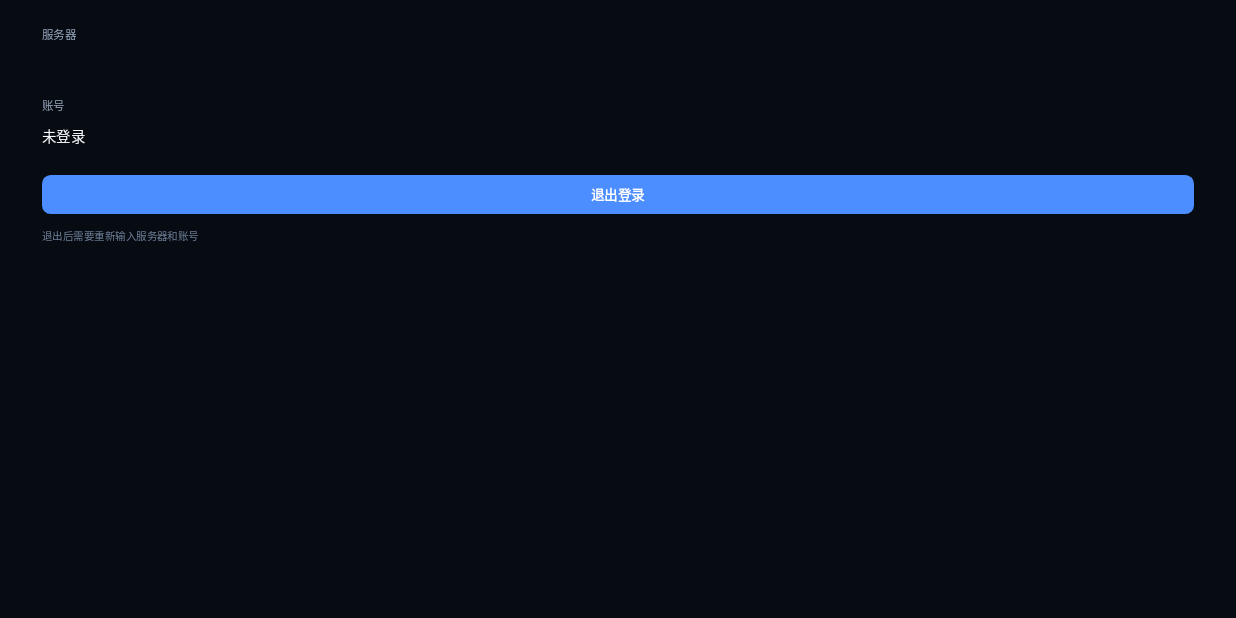
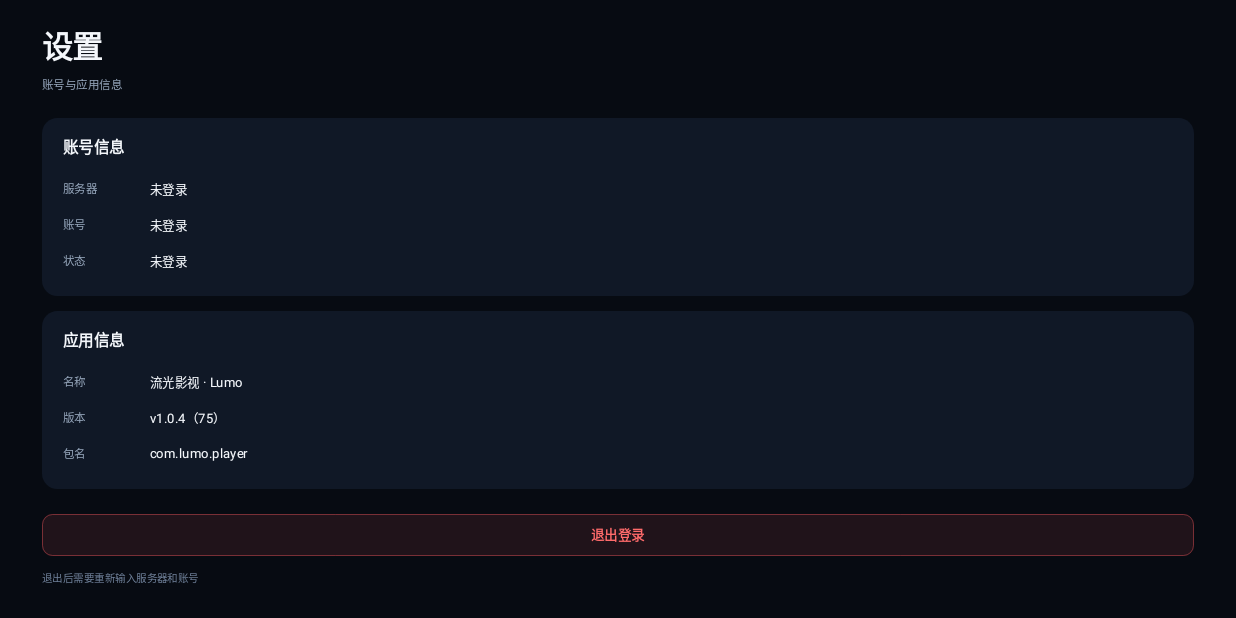
Before and after one commit to YunJian101/Lumo, an Android app built with Jetpack Compose: the composable SettingsScreen called with empty values, on a phone screen of 824 x 412 dp (held sideways). Run offline under Robolectric (Android 15) with nearby library versions, the phone set to English and light mode, and no system bars; pictures from the network do not load.

Commit message:
Redesign settings screen and show version

```diff
--- a/app/build.gradle.kts
+++ b/app/build.gradle.kts
@@ -19,8 +19,8 @@ android {
         applicationId = "com.lumo.player"
         minSdk = 23
         targetSdk = 35
-        versionCode = 74
-        versionName = "1.0.3"
+        versionCode = 75
+        versionName = "1.0.4"
         vectorDrawables.useSupportLibrary = true
         buildConfigField("String", "FN_API_KEY", "\"${localProps.getProperty("fn.apiKey") ?: ""}\"")
         buildConfigField("String", "FN_API_SECRET", "\"${localProps.getProperty("fn.apiSecret") ?: ""}\"")
--- a/app/src/main/java/com/lumo/player/ui/screens/SettingsScreen.kt
+++ b/app/src/main/java/com/lumo/player/ui/screens/SettingsScreen.kt
@@ -1,22 +1,38 @@
 package com.lumo.player.ui.screens
 
 import androidx.compose.foundation.background
+import androidx.compose.foundation.border
+import androidx.compose.foundation.clickable
+import androidx.compose.foundation.focusable
+import androidx.compose.foundation.layout.Arrangement
+import androidx.compose.foundation.layout.Box
 import androidx.compose.foundation.layout.Column
+import androidx.compose.foundation.layout.Row
 import androidx.compose.foundation.layout.Spacer
 import androidx.compose.foundation.layout.fillMaxSize
 import androidx.compose.foundation.layout.fillMaxWidth
 import androidx.compose.foundation.layout.height
 import androidx.compose.foundation.layout.padding
+import androidx.compose.foundation.layout.width
+import androidx.compose.foundation.rememberScrollState
 import androidx.compose.foundation.shape.RoundedCornerShape
+import androidx.compose.foundation.verticalScroll
 import androidx.compose.material3.Text
 import androidx.compose.runtime.Composable
+import androidx.compose.runtime.getValue
+import androidx.compose.runtime.mutableStateOf
+import androidx.compose.runtime.remember
+import androidx.compose.runtime.setValue
+import androidx.compose.ui.Alignment
 import androidx.compose.ui.Modifier
+import androidx.compose.ui.focus.onFocusChanged
 import androidx.compose.ui.graphics.Color
 import androidx.compose.ui.text.font.FontWeight
 import androidx.compose.ui.unit.dp
 import androidx.compose.ui.unit.sp
+import com.lumo.player.BuildConfig
 import com.lumo.player.ui.FnColors
-import com.lumo.player.ui.PrimaryButton
+import com.lumo.player.ui.focusGlow
 
 @Composable
 fun SettingsScreen(
@@ -28,24 +44,86 @@ fun SettingsScreen(
         Modifier
             .fillMaxSize()
             .background(FnColors.Bg)
-            .padding(top = 24.dp),
+            .verticalScroll(rememberScrollState())
+            .padding(horizontal = 43.dp, vertical = 24.dp),
     ) {
-        Column(Modifier.padding(horizontal = 43.dp)) {
-            Text("服务器", color = FnColors.Sub, fontSize = 12.sp)
-            Spacer(Modifier.height(6.dp))
-            Text(host, color = FnColors.Text, fontSize = 15.sp)
-            Spacer(Modifier.height(18.dp))
-            Text("账号", color = FnColors.Sub, fontSize = 12.sp)
-            Spacer(Modifier.height(6.dp))
-            Text(user.ifEmpty { "未登录" }, color = FnColors.Text, fontSize = 15.sp)
-            Spacer(Modifier.height(28.dp))
-            PrimaryButton("退出登录", onLogout, Modifier.fillMaxWidth())
+        Text("设置", color = FnColors.Text, fontSize = 32.sp, fontWeight = FontWeight.ExtraBold)
+        Spacer(Modifier.height(4.dp))
+        Text("账号与应用信息", color = FnColors.Sub, fontSize = 12.sp)
+
+        Spacer(Modifier.height(22.dp))
+        InfoCard(title = "账号信息") {
+            InfoRow("服务器", host.ifEmpty { "未登录" })
+            InfoRow("账号", user.ifEmpty { "未登录" })
+            InfoRow("状态", if (user.isNotEmpty()) "已登录" else "未登录")
+        }
+
+        Spacer(Modifier.height(16.dp))
+        InfoCard(title = "应用信息") {
+            InfoRow("名称", "流光影视 · Lumo")
+            InfoRow("版本", "v${BuildConfig.VERSION_NAME}（${BuildConfig.VERSION_CODE}）")
+            InfoRow("包名", BuildConfig.APPLICATION_ID)
+        }
+
+        Spacer(Modifier.height(26.dp))
+        LogoutButton(onLogout)
         Spacer(Modifier.height(10.dp))
         Text(
             "退出后需要重新输入服务器和账号",
             color = Color(0xFF6F8099),
             fontSize = 11.sp,
         )
+        Spacer(Modifier.height(30.dp))
     }
 }
+
+@Composable
+private fun InfoCard(title: String, content: @Composable () -> Unit) {
+    Column(
+        Modifier
+            .fillMaxWidth()
+            .background(FnColors.Surface, RoundedCornerShape(16.dp))
+            .padding(horizontal = 22.dp, vertical = 18.dp),
+    ) {
+        Text(title, color = FnColors.Text, fontSize = 16.sp, fontWeight = FontWeight.Bold)
+        Spacer(Modifier.height(12.dp))
+        content()
     }
+}
+
+@Composable
+private fun InfoRow(label: String, value: String) {
+    Row(
+        Modifier
+            .fillMaxWidth()
+            .padding(vertical = 6.dp),
+        verticalAlignment = Alignment.CenterVertically,
+    ) {
+        Text(label, color = FnColors.Sub, fontSize = 12.sp, modifier = Modifier.width(90.dp))
+        Text(
+            value,
+            color = FnColors.Text,
+            fontSize = 13.sp,
+            maxLines = 2,
+        )
+    }
+}
+
+@Composable
+private fun LogoutButton(onClick: () -> Unit) {
+    var focused by remember { mutableStateOf(false) }
+    Box(
+        Modifier
+            .fillMaxWidth()
+            .height(44.dp)
+            .focusGlow(focused, 11.dp)
+            .background(Color(0x1AFF5A5F), RoundedCornerShape(11.dp))
+            .border(1.dp, Color(0x66FF5A5F), RoundedCornerShape(11.dp))
+            .onFocusChanged { focused = it.isFocused }
+            .focusable()
+            .clickable(onClick = onClick),
+        contentAlignment = Alignment.Center,
+    ) {
+        Text("退出登录", color = Color(0xFFFF6B6B), fontSize = 14.sp, fontWeight = FontWeight.Bold)
+    }
+}
```
Lines whose indentation alone changed are shown as unchanged.
